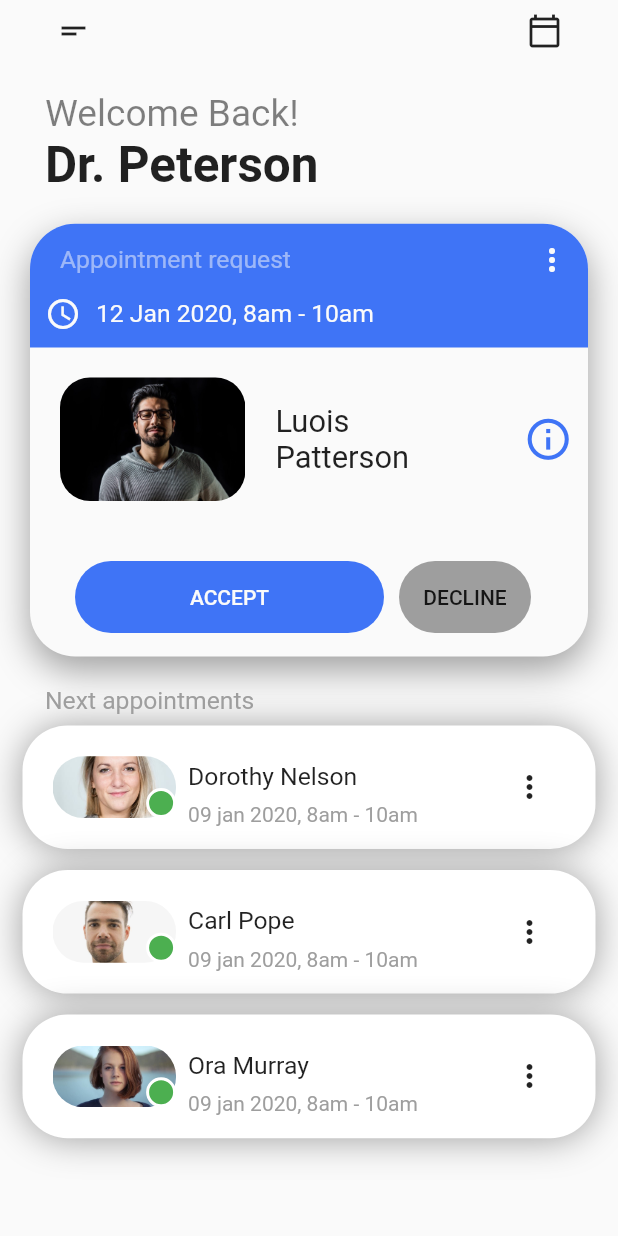
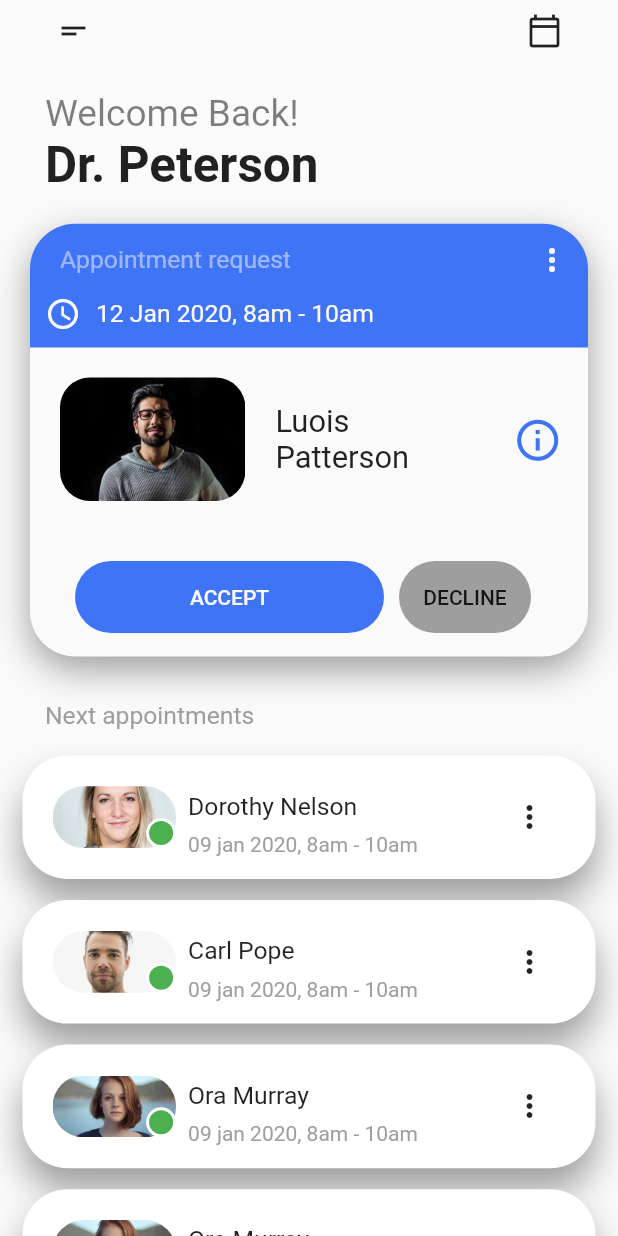
Before and after one commit to crpo10/ui-appointments, a Flutter app: the screen it shows after launch, on a phone screen of 412 x 824 dp. Run offline on Flutter 3.47's test engine with Material 2 defaults, Android fonts, the phone set to English and light mode, and no system bars; our stand-ins replace get.

Commit message:
[UPD] finish second view

```diff
--- a/lib/main.dart
+++ b/lib/main.dart
@@ -1,6 +1,7 @@
 import 'package:appoimentapp/src/pages/home_page.dart';
 import 'package:appoimentapp/src/utils/colors.dart';
 import 'package:flutter/material.dart';
+import 'package:get/get.dart';
 
 void main() => runApp(MyApp());
 
@@ -10,7 +11,7 @@ class MyApp extends StatelessWidget {
   @override
   Widget build(BuildContext context) {
     final ThemeData themeData = ThemeData();
-    return MaterialApp(
+    return GetMaterialApp(
       debugShowCheckedModeBanner: false,
       title: 'Material App',
       home: HomePage(),
--- a/lib/src/pages/home_page.dart
+++ b/lib/src/pages/home_page.dart
@@ -21,6 +21,7 @@ class HomePage extends StatelessWidget {
         ),
       ),
       body: Column(
+        mainAxisSize: MainAxisSize.min,
         crossAxisAlignment: CrossAxisAlignment.stretch,
         children: [
           Padding(
@@ -28,6 +29,7 @@ class HomePage extends StatelessWidget {
               horizontal: 25,
             ),
             child: CustomAppBar(
+              condition: false,
               leadingIcon: Icon(
                 Icons.short_text,
               ),
@@ -68,7 +70,7 @@ class HomePage extends StatelessWidget {
             child: ClientContainer(),
           ),
           Padding(
-            padding: const EdgeInsets.symmetric(horizontal: 30),
+            padding: const EdgeInsets.symmetric(horizontal: 30, vertical: 10),
             child: Text(
               'Next appointments',
               style: TextStyle(
--- a/lib/src/utils/clients_data.dart
+++ b/lib/src/utils/clients_data.dart
@@ -19,4 +19,16 @@ List<Clients> clients = [
     '09 jan 2020, 8am - 10am',
     'assets/person.jpeg',
   ),
+  Clients(
+    'Ora',
+    'Murray',
+    '09 jan 2020, 8am - 10am',
+    'assets/person.jpeg',
+  ),
+  Clients(
+    'Ora',
+    'Murray',
+    '09 jan 2020, 8am - 10am',
+    'assets/person.jpeg',
+  ),
 ];
--- a/lib/src/widgets/client_container.dart
+++ b/lib/src/widgets/client_container.dart
@@ -1,5 +1,7 @@
+import 'package:appoimentapp/src/pages/client_info_page.dart';
 import 'package:appoimentapp/src/utils/colors.dart';
 import 'package:flutter/material.dart';
+import 'package:get/get.dart';
 
 class ClientContainer extends StatelessWidget {
   const ClientContainer({Key? key}) : super(key: key);
@@ -107,12 +109,15 @@ class ClientContainer extends StatelessWidget {
               Spacer(),
               Padding(
                 padding: const EdgeInsets.all(10.0),
-                child: Icon(
-                  Icons.info_outlined,
-                  size: height * 0.04,
-                  color: CustomColors.blue,
+                child: IconButton(
+                  icon: Icon(
+                    Icons.info_outlined,
+                    size: height * 0.04,
+                    color: CustomColors.blue,
+                  ),
+                  onPressed: () => Get.to(() => ClientsInfoPage()),
                 ),
-              )
+              ),
             ],
           ),
           Padding(
--- a/lib/src/widgets/client_listview.dart
+++ b/lib/src/widgets/client_listview.dart
@@ -10,7 +10,8 @@ class ClientsListView extends StatelessWidget {
     final width = MediaQuery.of(context).size.width;
 
     return ListView.builder(
-      physics: NeverScrollableScrollPhysics(),
+      // padding: EdgeInsets.zero,
+      physics: BouncingScrollPhysics(),
       shrinkWrap: true,
       itemCount: clients.length,
       itemBuilder: (_, i) {
@@ -26,7 +27,7 @@ class ClientsListView extends StatelessWidget {
                 BoxShadow(
                   color: Colors.grey,
                   blurRadius: 20,
-                  offset: Offset(0.0, 0.8),
+                  offset: Offset(0.0, 15),
                 ),
               ],
             ),
--- a/lib/src/widgets/custom_appbar.dart
+++ b/lib/src/widgets/custom_appbar.dart
@@ -1,16 +1,21 @@
+import 'package:appoimentapp/src/utils/colors.dart';
 import 'package:flutter/material.dart';
 
 class CustomAppBar extends StatelessWidget {
-  const CustomAppBar({
+  CustomAppBar({
     Key? key,
     required this.leadingIcon,
     required this.trailingIcon,
     required this.leadingFunction,
     required this.trailingFunction,
+    this.text,
+    required this.condition,
   }) : super(key: key);
 
   final VoidCallback leadingFunction, trailingFunction;
   final Icon leadingIcon, trailingIcon;
+  bool condition = false;
+  final String? text;
 
   @override
   Widget build(BuildContext context) {
@@ -27,6 +32,16 @@ class CustomAppBar extends StatelessWidget {
               icon: leadingIcon,
               onPressed: leadingFunction,
             ),
+            condition == false
+                ? SizedBox.shrink()
+                : Text(
+                    text!,
+                    overflow: TextOverflow.ellipsis,
+                    style: TextStyle(
+                      color: CustomColors.white.withOpacity(.8),
+                      fontSize: height * 0.02,
+                    ),
+                  ),
             Spacer(),
             IconButton(
               icon: trailingIcon,
--- a/pubspec.yaml
+++ b/pubspec.yaml
@@ -34,6 +34,7 @@ dependencies:
   # The following adds the Cupertino Icons font to your application.
   # Use with the CupertinoIcons class for iOS style icons.
   cupertino_icons: ^1.0.2
+  get: ^4.3.8
 
 dev_dependencies:
   flutter_test:
```
Also changed, not shown: lib/src/pages/client_info_page.dart (added, +235 -0 lines), pubspec.lock.
